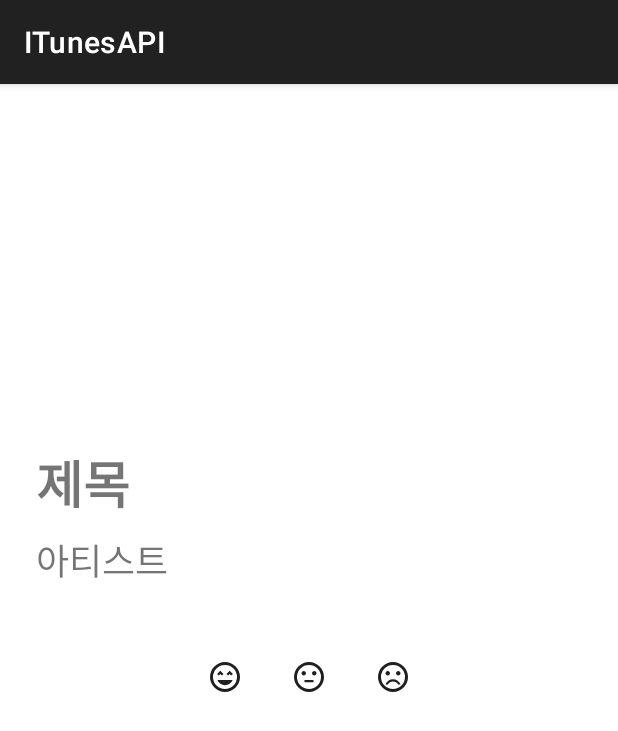
After one commit to ammgree/FLIPI, an Android app: the fragment StoryDetailFragment shown on its own in the app's theme, on a phone screen of 412 x 824 dp. The commit adds this screen. Shown: the top 731 px of the screen. Run offline under Robolectric (Android 15) with nearby library versions, the phone set to English and light mode, and no system bars; network calls fail; pictures from the network do not load.

Commit message:
StorySongSearchFragment: 홈화면에서 +버튼을 누르면 연결되는 프래그먼트. 본인 스토리를 추가할 수 있음
StoryDetailFragment: 타인 스토리를 조회하는 화면

```diff
--- a/app/src/main/AndroidManifest.xml
+++ b/app/src/main/AndroidManifest.xml
@@ -15,9 +15,6 @@
         android:theme="@style/Theme.ITunesAPI"
         tools:targetApi="31">
         <activity
-            android:name=".MusicLibraryActivity"
-            android:exported="false" />
-        <activity
             android:name=".MainActivity"
             android:exported="true">
             <intent-filter>
--- a/app/src/main/java/com/example/itunesapi/FocusTimerFragment.kt
+++ b/app/src/main/java/com/example/itunesapi/FocusTimerFragment.kt
@@ -126,11 +126,6 @@ class FocusTimerFragment : Fragment() {
             updatePlayPauseButton()
         }
 
-        btnMusic.setOnClickListener {
-            val intent = Intent(requireContext(), MusicLibraryActivity::class.java)
-            musicLauncher.launch(intent)
-        }
-
         btnPrevSong.setOnClickListener {
             // 이전곡 기능 구현 예정
         }
--- a/app/src/main/java/com/example/itunesapi/MainActivity.kt
+++ b/app/src/main/java/com/example/itunesapi/MainActivity.kt
@@ -27,7 +27,7 @@ class MainActivity : AppCompatActivity() {
 
         navTimer.setOnClickListener {
             supportFragmentManager.beginTransaction()
-                .replace(R.id.fragment_container, FocusModeFragment())  // 너가 만든 프래그먼트로 연결
+                .replace(R.id.fragment_container, FocusModeFragment())
                 .addToBackStack(null)
                 .commit()
         }
--- a/app/src/main/java/com/example/itunesapi/MusicLibraryFragment.kt
+++ /dev/null
@@ -1,6 +0,0 @@
-package com.example.itunesapi
-
-// TODO: Rename parameter arguments, choose names that match
-// the fragment initialization parameters, e.g. ARG_ITEM_NUMBER
-private const val ARG_PARAM1 = "param1"
-private const val ARG_PARAM2 = "param2"
--- /dev/null
+++ b/app/src/main/java/com/example/itunesapi/StoryDetailFragment.kt
@@ -0,0 +1,77 @@
+package com.example.itunesapi
+
+import android.os.Bundle
+import android.view.LayoutInflater
+import android.view.View
+import android.view.ViewGroup
+import android.widget.ImageView
+import android.widget.TextView
+import androidx.fragment.app.Fragment
+import com.bumptech.glide.Glide
+
+// StoryDetailFragment: 선택한 노래의 상세 정보를 보여주는 프래그먼트
+class StoryDetailFragment : Fragment() {
+
+    // 나중에 전달받을 수도 있는 추가 데이터(예: storyId나 사용자ID 등)를 위한 변수
+    private var storyId: String? = null
+    private var userId: String? = null
+
+    private lateinit var songTitleTextView: TextView
+    private lateinit var artistTextView: TextView
+    private lateinit var albumImageView: ImageView
+
+    override fun onCreate(savedInstanceState: Bundle?) {
+        super.onCreate(savedInstanceState)
+
+        // 전달받은 인자값 초기화
+        arguments?.let {
+            storyId = it.getString(ARG_STORY_ID)
+            userId = it.getString(ARG_USER_ID)
+        }
+    }
+
+    override fun onCreateView(
+        inflater: LayoutInflater, container: ViewGroup?,
+        savedInstanceState: Bundle?
+    ): View? {
+        // 프래그먼트의 레이아웃 설정
+        return inflater.inflate(R.layout.fragment_story_detail, container, false)
+    }
+
+    override fun onViewCreated(view: View, savedInstanceState: Bundle?) {
+        super.onViewCreated(view, savedInstanceState)
+
+        // UI 요소 연결
+        songTitleTextView = view.findViewById(R.id.songTitleTextView)
+        artistTextView = view.findViewById(R.id.artistTextView)
+        albumImageView = view.findViewById(R.id.albumImageView)
+
+        // 검색창에서 선택한 노래 정보를 수신
+        parentFragmentManager.setFragmentResultListener("storySongSelected", viewLifecycleOwner) { _, bundle ->
+            val title = bundle.getString("songTitle")
+            val artist = bundle.getString("artistName")
+            val imageUrl = bundle.getString("albumArtUrl")
+
+            // UI에 표시
+            songTitleTextView.text = title
+            artistTextView.text = artist
+            Glide.with(requireContext()).load(imageUrl).into(albumImageView)
+        }
+    }
+
+    companion object {
+        // 나중에 Story를 구분할 때 사용할 수 있는 키값
+        private const val ARG_STORY_ID = "storyId"
+        private const val ARG_USER_ID = "userId"
+
+        // 스토리 ID와 사용자 ID를 넘기고 싶은 경우 사용할 생성자 함수
+        @JvmStatic
+        fun newInstance(storyId: String, userId: String) =
+            StoryDetailFragment().apply {
+                arguments = Bundle().apply {
+                    putString(ARG_STORY_ID, storyId)
+                    putString(ARG_USER_ID, userId)
+                }
+            }
+    }
+}
--- /dev/null
+++ b/app/src/main/res/drawable/dissatisfied.xml
@@ -0,0 +1,9 @@
+<vector xmlns:android="http://schemas.android.com/apk/res/android"
+    android:width="24dp"
+    android:height="24dp"
+    android:viewportWidth="960"
+    android:viewportHeight="960">
+  <path
+      android:pathData="M620,440q25,0 42.5,-17.5T680,380q0,-25 -17.5,-42.5T620,320q-25,0 -42.5,17.5T560,380q0,25 17.5,42.5T620,440ZM340,440q25,0 42.5,-17.5T400,380q0,-25 -17.5,-42.5T340,320q-25,0 -42.5,17.5T280,380q0,25 17.5,42.5T340,440ZM480,540q-68,0 -123.5,38.5T276,680h66q22,-37 58.5,-58.5T480,600q43,0 79.5,21.5T618,680h66q-25,-63 -80.5,-101.5T480,540ZM480,880q-83,0 -156,-31.5T197,763q-54,-54 -85.5,-127T80,480q0,-83 31.5,-156T197,197q54,-54 127,-85.5T480,80q83,0 156,31.5T763,197q54,54 85.5,127T880,480q0,83 -31.5,156T763,763q-54,54 -127,85.5T480,880ZM480,480ZM480,800q134,0 227,-93t93,-227q0,-134 -93,-227t-227,-93q-134,0 -227,93t-93,227q0,134 93,227t227,93Z"
+      android:fillColor="#1f1f1f"/>
+</vector>
--- /dev/null
+++ b/app/src/main/res/drawable/neutral.xml
@@ -0,0 +1,9 @@
+<vector xmlns:android="http://schemas.android.com/apk/res/android"
+    android:width="24dp"
+    android:height="24dp"
+    android:viewportWidth="960"
+    android:viewportHeight="960">
+  <path
+      android:pathData="M620,440q25,0 42.5,-17.5T680,380q0,-25 -17.5,-42.5T620,320q-25,0 -42.5,17.5T560,380q0,25 17.5,42.5T620,440ZM340,440q25,0 42.5,-17.5T400,380q0,-25 -17.5,-42.5T340,320q-25,0 -42.5,17.5T280,380q0,25 17.5,42.5T340,440ZM360,620h240v-60L360,560v60ZM480,880q-83,0 -156,-31.5T197,763q-54,-54 -85.5,-127T80,480q0,-83 31.5,-156T197,197q54,-54 127,-85.5T480,80q83,0 156,31.5T763,197q54,54 85.5,127T880,480q0,83 -31.5,156T763,763q-54,54 -127,85.5T480,880ZM480,480ZM480,800q134,0 227,-93t93,-227q0,-134 -93,-227t-227,-93q-134,0 -227,93t-93,227q0,134 93,227t227,93Z"
+      android:fillColor="#1f1f1f"/>
+</vector>
--- /dev/null
+++ b/app/src/main/res/drawable/very_satisfied.xml
@@ -0,0 +1,9 @@
+<vector xmlns:android="http://schemas.android.com/apk/res/android"
+    android:width="24dp"
+    android:height="24dp"
+    android:viewportWidth="960"
+    android:viewportHeight="960">
+  <path
+      android:pathData="M480,700q68,0 123.5,-38.5T684,560L276,560q25,63 80.5,101.5T480,700ZM312,440l44,-42 42,42 42,-42 -84,-86 -86,86 42,42ZM562,440 L604,398 648,440 690,398 604,312 520,398 562,440ZM480,880q-83,0 -156,-31.5T197,763q-54,-54 -85.5,-127T80,480q0,-83 31.5,-156T197,197q54,-54 127,-85.5T480,80q83,0 156,31.5T763,197q54,54 85.5,127T880,480q0,83 -31.5,156T763,763q-54,54 -127,85.5T480,880ZM480,480ZM480,800q134,0 227,-93t93,-227q0,-134 -93,-227t-227,-93q-134,0 -227,93t-93,227q0,134 93,227t227,93Z"
+      android:fillColor="#1f1f1f"/>
+</vector>
--- /dev/null
+++ b/app/src/main/res/layout/fragment_story_detail.xml
@@ -0,0 +1,70 @@
+<?xml version="1.0" encoding="utf-8"?>
+<LinearLayout xmlns:android="http://schemas.android.com/apk/res/android"
+    android:id="@+id/storyDetailLayout"
+    android:layout_width="match_parent"
+    android:layout_height="match_parent"
+    android:orientation="vertical"
+    android:padding="24dp">
+
+    <ImageView
+        android:id="@+id/albumImageView"
+        android:layout_width="200dp"
+        android:layout_height="200dp"
+        android:layout_gravity="center_horizontal"
+        android:scaleType="centerCrop" />
+
+    <TextView
+        android:id="@+id/songTitleTextView"
+        android:layout_width="match_parent"
+        android:layout_height="wrap_content"
+        android:layout_marginTop="16dp"
+        android:text="제목"
+        android:textSize="34sp"
+        android:textStyle="bold" />
+
+    <TextView
+        android:id="@+id/artistTextView"
+        android:layout_width="match_parent"
+        android:layout_height="wrap_content"
+        android:layout_marginTop="8dp"
+        android:text="아티스트"
+        android:textSize="24sp" />
+
+    <!-- 반응 이모지 버튼 -->
+    <LinearLayout
+        android:id="@+id/reactionButtons"
+        android:layout_width="match_parent"
+        android:layout_height="wrap_content"
+        android:orientation="horizontal"
+        android:gravity="center"
+        android:layout_marginTop="32dp"
+        android:layout_marginBottom="16dp">
+
+        <ImageButton
+            android:id="@+id/buttonHappy"
+            android:layout_width="wrap_content"
+            android:layout_height="wrap_content"
+            android:src="@drawable/very_satisfied"
+            android:contentDescription="좋아요"
+            android:background="?attr/selectableItemBackgroundBorderless"
+            android:padding="16dp" />
+
+        <ImageButton
+            android:id="@+id/buttonNeutral"
+            android:layout_width="wrap_content"
+            android:layout_height="wrap_content"
+            android:src="@drawable/neutral"
+            android:contentDescription="그냥 그래요"
+            android:background="?attr/selectableItemBackgroundBorderless"
+            android:padding="16dp" />
+
+        <ImageButton
+            android:id="@+id/buttonSad"
+            android:layout_width="wrap_content"
+            android:layout_height="wrap_content"
+            android:src="@drawable/dissatisfied"
+            android:contentDescription="별로"
+            android:background="?attr/selectableItemBackgroundBorderless"
+            android:padding="16dp" />
+    </LinearLayout>
+</LinearLayout>
```
Also changed, not shown: app/src/main/java/com/example/itunesapi/MusicLibraryActivity.kt (deleted, +0 -36 lines), app/src/main/java/com/example/itunesapi/StorySongSearchFragment.kt (added, +51 -0 lines), app/src/main/res/layout/activity_music_library.xml (deleted, +0 -12 lines), app/src/main/res/layout/fragment_story_song_search.xml (added, +17 -0 lines).
